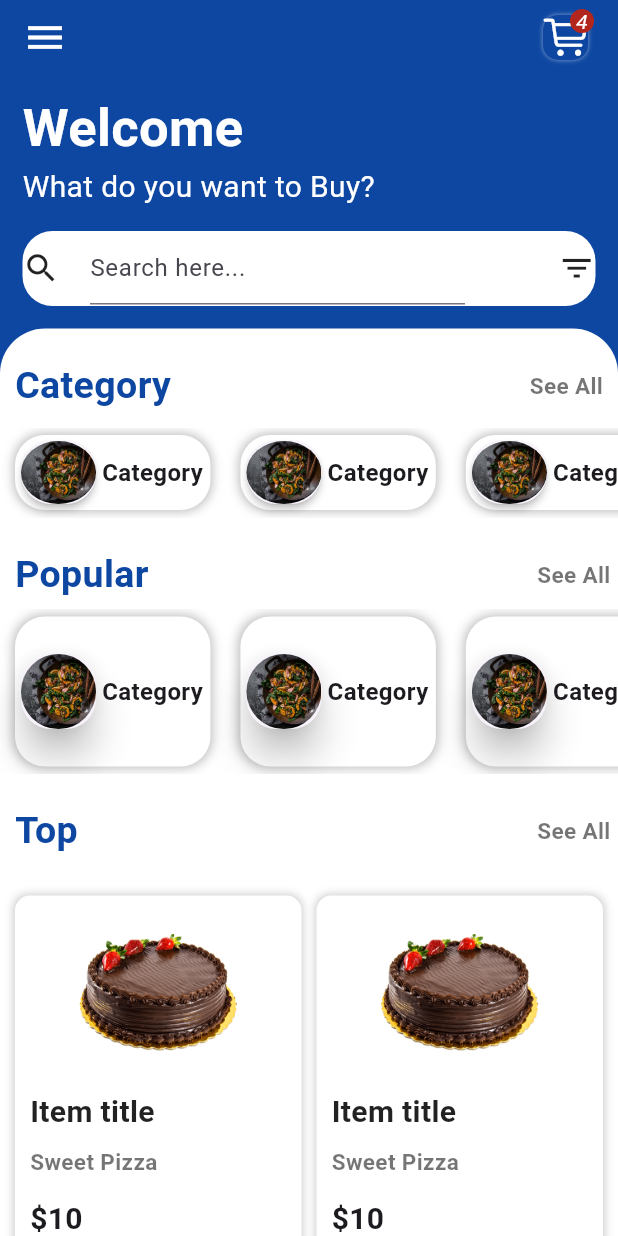
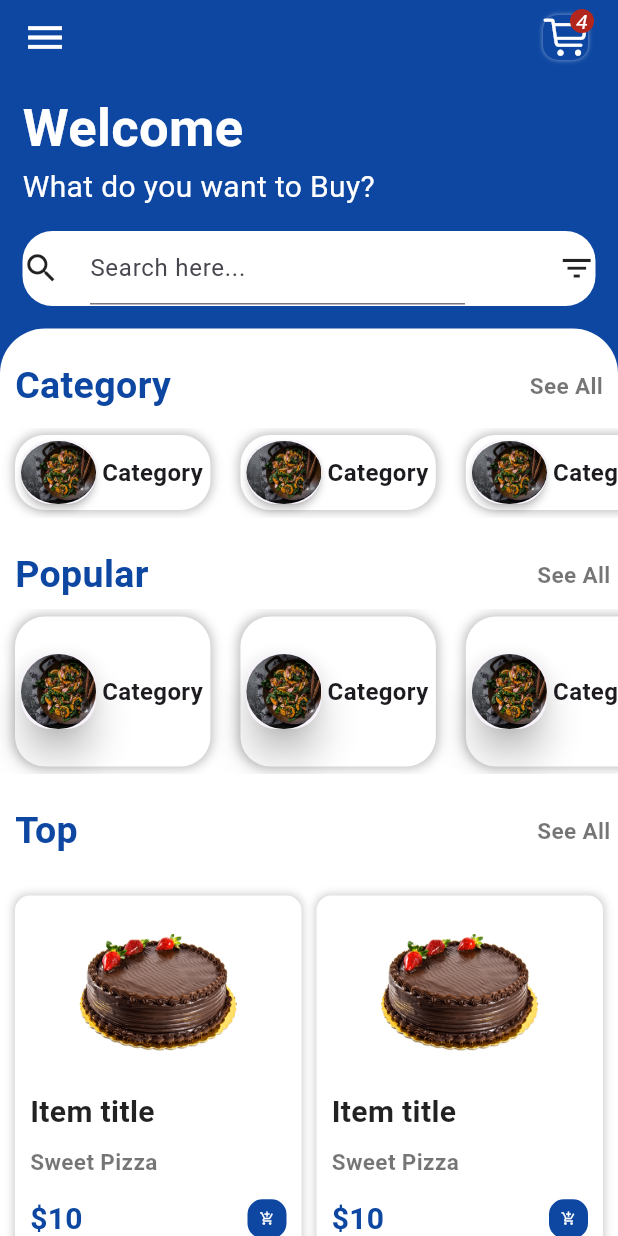
Before and after one commit to qotibaeiad/bring, a Flutter app: the screen it shows after launch, on a phone screen of 412 x 824 dp. Run offline on Flutter 3.47's test engine with Material 3 defaults, Android fonts, the phone set to English and light mode, and no system bars; our stand-ins replace socket_io_client; accounts and stored records are empty; network calls fail.

Commit message:
add shopping icon

```diff
--- a/lib/widget/ItemWidget.dart
+++ b/lib/widget/ItemWidget.dart
@@ -97,14 +97,31 @@ class ItemWidget extends StatelessWidget {
                     Padding(
                       padding: EdgeInsets.symmetric(vertical: 5),
                       child: Row(
+                        mainAxisAlignment: MainAxisAlignment.spaceBetween,
                         children: [
                           Text(
                             "\$10",
                             style: TextStyle(
                               fontSize: 20,
                               fontWeight: FontWeight.bold,
+                              color: Colors.blue[900],
                             ),
-                          )
+                          ),
+                          InkWell(
+                            onTap: () {},
+                            child: Container(
+                              padding: EdgeInsets.all(8),
+                              decoration: BoxDecoration(
+                                color: Colors.blue[900],
+                                borderRadius: BorderRadius.circular(10),
+                              ),
+                              child: Icon(
+                                Icons.add_shopping_cart,
+                                color: Colors.white,
+                                size: 10,
+                              ),
+                            ),
+                          ),
                         ],
                       ),
                     ),
```
Also changed, not shown: lib/widget/Resturant_appbar.dart (deleted, +0 -50 lines).
